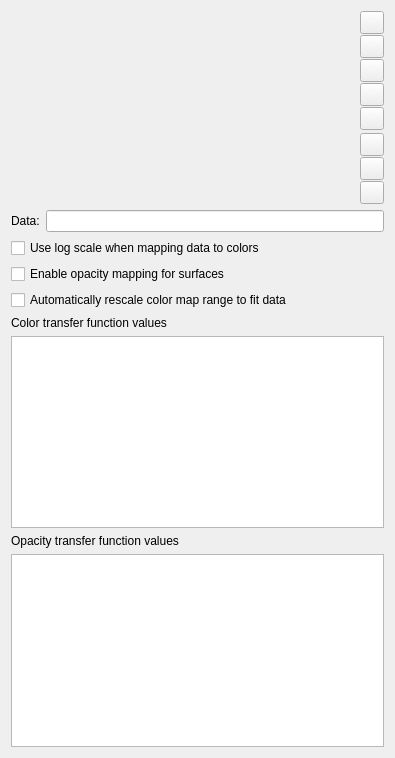
Kitware/ParaView, file Qt/ApplicationComponents/Resources/UI/pqColorOpacityEditorWidget.ui: the form before one commit.
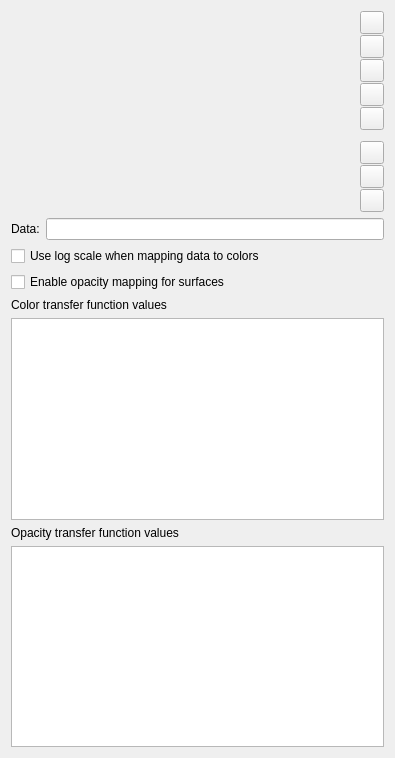
The form after the commit. Icons and pictures are not drawn. Custom widgets are drawn as their Qt base class.

Commit message: Added rescale data on visibility change mode

Diff of the .ui file:
```diff
--- a/Qt/ApplicationComponents/Resources/UI/pqColorOpacityEditorWidget.ui
+++ b/Qt/ApplicationComponents/Resources/UI/pqColorOpacityEditorWidget.ui
@@ -242,16 +242,6 @@
      </property>
     </widget>
    </item>
-   <item>
-    <widget class="QCheckBox" name="AutoRescaleRange">
-     <property name="toolTip">
-      <string>&lt;html&gt;&lt;head/&gt;&lt;body&gt;&lt;p&gt;When checked, the transfer function will be rescaled using updated data ranges on Apply&lt;/p&gt;&lt;/body&gt;&lt;/html&gt;</string>
-     </property>
-     <property name="text">
-      <string>Automatically rescale color map range to fit data</string>
-     </property>
-    </widget>
-   </item>
    <item>
     <widget class="QLabel" name="ColorLabel">
      <property name="sizePolicy">
```
The commit also changes 25 other files.
